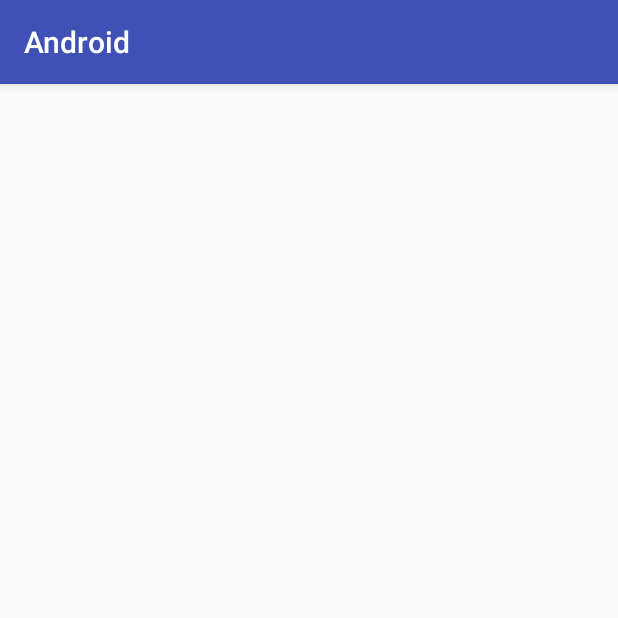
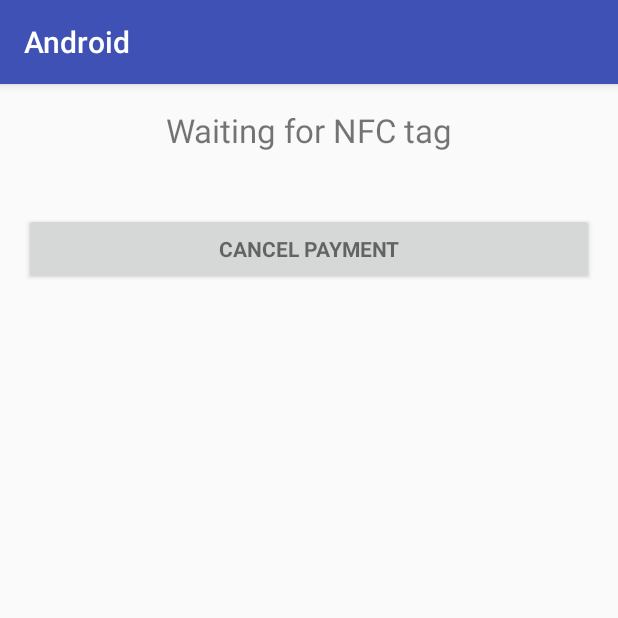
Before and after one commit to FTheron/NfcCashlessPayments, an Android app: the PaymentActivity screen opened directly, with no data from a screen before it, on a phone screen of 412 x 824 dp, the top half of it. Run offline under Robolectric (Android 15) with nearby library versions, the phone set to English and light mode, and no system bars.

Commit message:
Updated the UI a little and worked on the payment activity.

```diff
--- a/app/src/main/res/layout/activity_payment.xml
+++ b/app/src/main/res/layout/activity_payment.xml
@@ -4,6 +4,12 @@
     xmlns:tools="http://schemas.android.com/tools"
     android:layout_width="match_parent"
     android:layout_height="match_parent"
+    android:gravity="center_horizontal"
+    android:orientation="vertical"
+    android:paddingBottom="@dimen/activity_vertical_margin"
+    android:paddingLeft="@dimen/activity_horizontal_margin"
+    android:paddingRight="@dimen/activity_horizontal_margin"
+    android:paddingTop="@dimen/activity_vertical_margin"
     tools:context=".PaymentActivity">
 
     <ScrollView
@@ -11,9 +17,43 @@
         android:layout_width="match_parent"
         android:layout_height="match_parent">
 
-        <TextView
-            android:id="@+id/payment_amount"
-            android:layout_width="wrap_content"
-            android:layout_height="wrap_content"/>
+        <LinearLayout
+            android:id="@+id/payment_form"
+            android:layout_width="match_parent"
+            android:layout_height="wrap_content"
+            android:gravity="center"
+            android:orientation="vertical">
+
+            <TextView
+                android:id="@+id/nfc_status"
+                android:layout_width="match_parent"
+                android:layout_height="match_parent"
+                android:gravity="center"
+                android:textSize="10pt"
+                android:text="@string/waiting_for_nfc_tag"/>
+
+            <TextView
+                android:id="@+id/payment_amount"
+                android:layout_width="match_parent"
+                android:layout_height="match_parent"
+                android:gravity="center"
+                android:textSize="8pt"/>
+
+            <Button
+                android:id="@+id/cancel_payment_button"
+                style="?android:textAppearanceSmall"
+                android:layout_width="match_parent"
+                android:layout_height="wrap_content"
+                android:text="@string/cancel_payment"
+                android:layout_marginTop="16dp"
+                android:textStyle="bold" />
+
+            <TextView
+                android:id="@+id/error_message"
+                android:layout_width="match_parent"
+                android:layout_height="wrap_content"
+                android:textAlignment="center"
+                android:textColor="@color/colorError"/>
+        </LinearLayout>
     </ScrollView>
 </android.support.constraint.ConstraintLayout>
--- a/app/src/main/res/values/strings.xml
+++ b/app/src/main/res/values/strings.xml
@@ -15,4 +15,6 @@
     <string name="amount">R 0.00</string>
     <string name="pay">Pay</string>
     <string name="singed_in_as">none</string>
+    <string name="cancel_payment">Cancel Payment</string>
+    <string name="waiting_for_nfc_tag">Waiting for NFC tag</string>
 </resources>
```
Also changed, not shown: app/src/main/AndroidManifest.xml (+14 -2 lines), app/src/main/java/za/co/rsadevelopers/android/LoginActivity.java (+0 -7 lines), app/src/main/java/za/co/rsadevelopers/android/PaymentActivity.java (+52 -0 lines), app/src/main/res/layout/activity_main.xml (+16 -13 lines).
